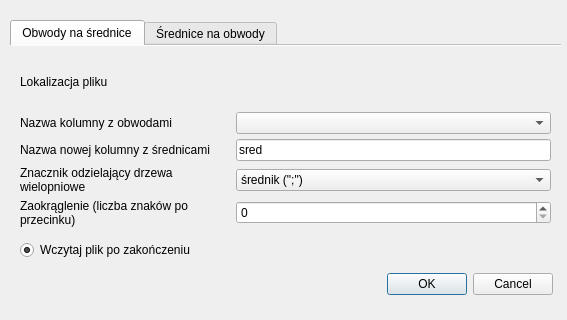
First picture: the form in diam_calc_dialog_base.ui, repository slowiklukasz/diameter_calculator, before the edit.
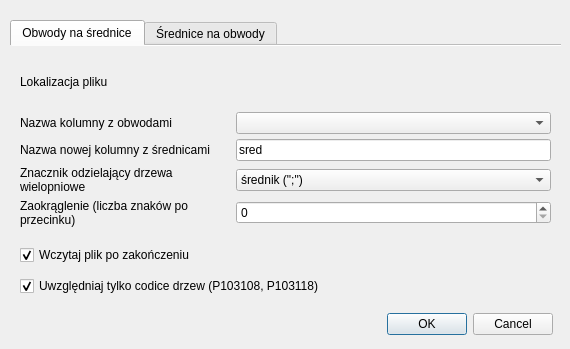
Second picture: the form after the edit. Custom widgets are drawn as their Qt base class.

What changed in the file:
```diff
--- a/diam_calc_dialog_base.ui
+++ b/diam_calc_dialog_base.ui
@@ -6,8 +6,8 @@
    <rect>
     <x>0</x>
     <y>0</y>
-    <width>567</width>
-    <height>320</height>
+    <width>570</width>
+    <height>349</height>
    </rect>
   </property>
   <property name="windowTitle">
@@ -314,7 +314,7 @@
    <property name="geometry">
     <rect>
      <x>360</x>
-     <y>270</y>
+     <y>310</y>
      <width>193</width>
      <height>28</height>
     </rect>
@@ -323,21 +323,37 @@
     <set>QDialogButtonBox::Cancel|QDialogButtonBox::Ok</set>
    </property>
   </widget>
-  <widget class="QRadioButton" name="load_btn">
+  <widget class="QWidget" name="layoutWidget">
    <property name="geometry">
     <rect>
      <x>20</x>
      <y>240</y>
-     <width>201</width>
-     <height>20</height>
+     <width>362</width>
+     <height>61</height>
     </rect>
    </property>
-   <property name="text">
-    <string>Wczytaj plik po zakończeniu</string>
-   </property>
-   <property name="checked">
-    <bool>true</bool>
-   </property>
+   <layout class="QVBoxLayout" name="verticalLayout_2">
+    <item>
+     <widget class="QCheckBox" name="load_chk">
+      <property name="text">
+       <string>Wczytaj plik po zakończeniu</string>
+      </property>
+      <property name="checked">
+       <bool>true</bool>
+      </property>
+     </widget>
+    </item>
+    <item>
+     <widget class="QCheckBox" name="codice_chk">
+      <property name="text">
+       <string>Uwzględniaj tylko codice drzew (P103108, P103118)</string>
+      </property>
+      <property name="checked">
+       <bool>true</bool>
+      </property>
+     </widget>
+    </item>
+   </layout>
   </widget>
  </widget>
  <customwidgets>
```
Left out of the diff: 33 changed lines with no effect on the pictures.
